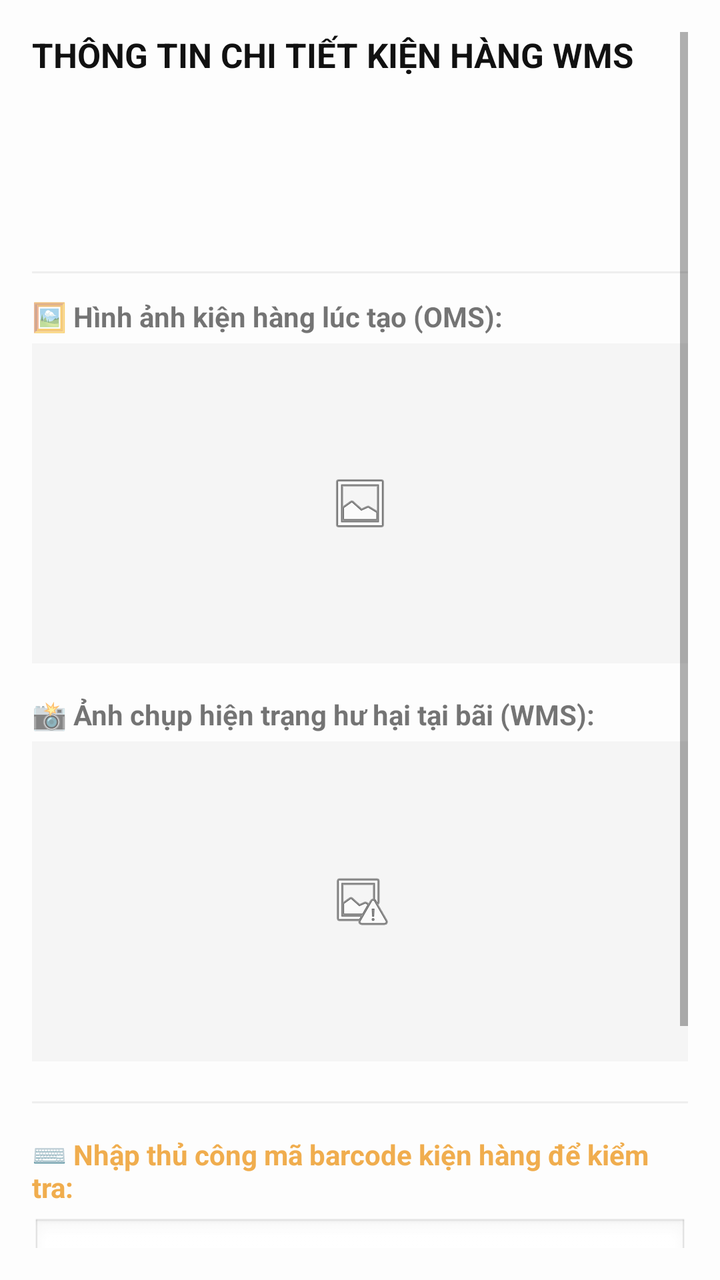
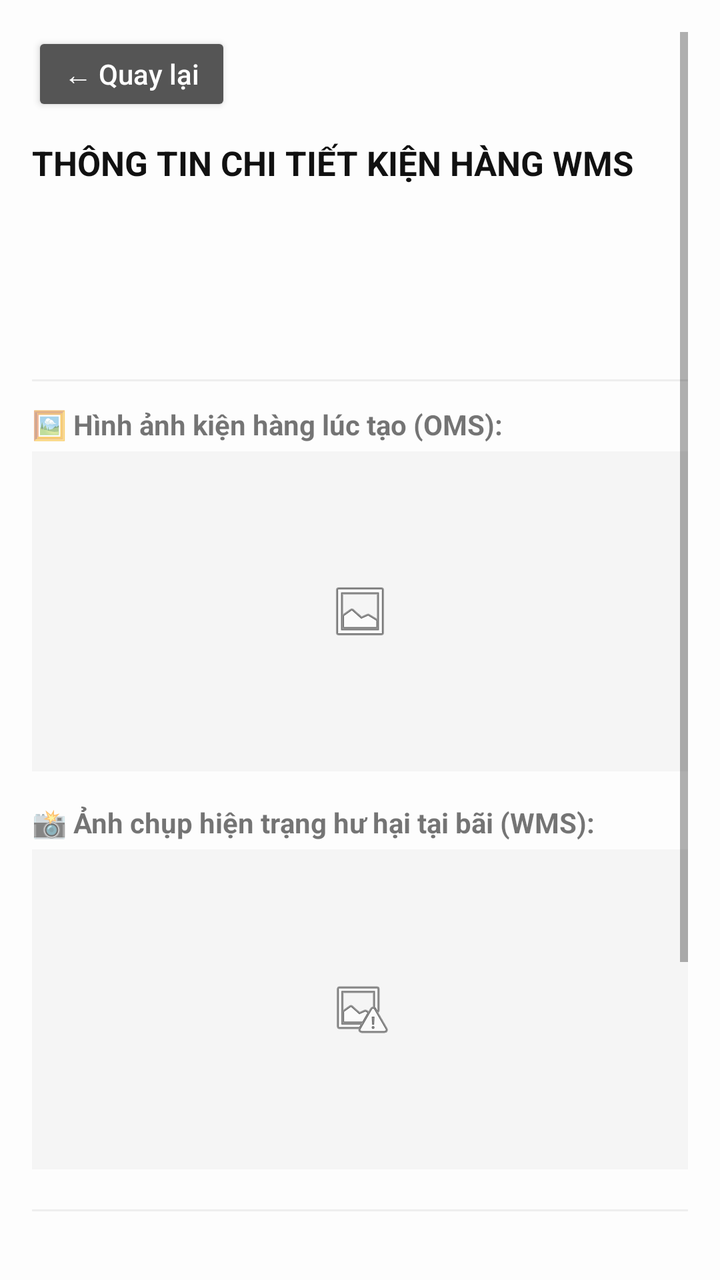

The first picture is an Android layout as it rendered before a commit; the second is the same layout after the commit. The layout source and the unified diff follow.
<!-- AndroidManifest.xml: activity theme Theme.AppCompat.Light.NoActionBar -->
<!-- res/layout/activity_order_detail.xml -->
<?xml version="1.0" encoding="utf-8"?>
<ScrollView xmlns:android="http://schemas.android.com/apk/res/android"
    android:layout_width="match_parent"
    android:layout_height="match_parent"
    android:padding="16dp"
    android:background="#FDFDFD">

    <LinearLayout
        android:layout_width="match_parent"
        android:layout_height="wrap_content"
        android:orientation="vertical">

        <TextView
            android:id="@+id/txtDetailTitle"
            android:layout_width="match_parent"
            android:layout_height="wrap_content"
            android:text="THÔNG TIN CHI TIẾT KIỆN HÀNG WMS"
            android:textSize="17sp"
            android:textStyle="bold"
            android:textColor="#111111"
            android:layout_marginBottom="12dp"/>

        <TextView
            android:id="@+id/txtDetailInfo"
            android:layout_width="match_parent"
            android:layout_height="wrap_content"
            android:textSize="14sp"
            android:textColor="#444444"
            android:lineSpacingExtra="4dp"
            android:layout_marginBottom="8dp"/>

        <TextView
            android:id="@+id/txtDetailLocation"
            android:layout_width="match_parent"
            android:layout_height="wrap_content"
            android:textSize="14sp"
            android:textStyle="bold"
            android:textColor="#0275D8"
            android:layout_marginBottom="4dp"/>

        <TextView
            android:id="@+id/txtDetailCondition"
            android:layout_width="match_parent"
            android:layout_height="wrap_content"
            android:textSize="14sp"
            android:textStyle="bold"
            android:textColor="#D9534F"
            android:layout_marginBottom="16dp"/>

        <View
            android:layout_width="match_parent"
            android:layout_height="1dp"
            android:background="#EEEEEE"
            android:layout_marginBottom="12dp"/>

        <TextView
            android:layout_width="wrap_content"
            android:layout_height="wrap_content"
            android:text="🖼️ Hình ảnh kiện hàng lúc tạo (OMS):"
            android:textStyle="bold"
            android:layout_marginBottom="4dp"/>
        <ImageView
            android:id="@+id/imgProductInitial"
            android:layout_width="match_parent"
            android:layout_height="160dp"
            android:scaleType="centerInside"
            android:background="#F5F5F5"
            android:layout_marginBottom="16dp"
            android:src="@android:drawable/ic_menu_gallery"/>

        <TextView
            android:layout_width="wrap_content"
            android:layout_height="wrap_content"
            android:text="📸 Ảnh chụp hiện trạng hư hại tại bãi (WMS):"
            android:textStyle="bold"
            android:layout_marginBottom="4dp"/>
        <ImageView
            android:id="@+id/imgProductDamage"
            android:layout_width="match_parent"
            android:layout_height="160dp"
            android:scaleType="centerInside"
            android:background="#F5F5F5"
            android:layout_marginBottom="20dp"
            android:src="@android:drawable/ic_menu_report_image"/>

        <View
            android:layout_width="match_parent"
            android:layout_height="1dp"
            android:background="#EEEEEE"
            android:layout_marginBottom="16dp"/>

        <TextView
            android:layout_width="wrap_content"
            android:layout_height="wrap_content"
            android:text="⌨️ Nhập thủ công mã barcode kiện hàng để kiểm tra:"
            android:textStyle="bold"
            android:textColor="#F0AD4E"
            android:layout_marginBottom="6dp"/>

        <EditText
            android:id="@+id/edtBarcodeInput"
            android:layout_width="match_parent"
            android:layout_height="50dp"
            android:hint="Gõ đúng định dạng: PKG-600xx"
            android:inputType="textCapCharacters"
            android:background="@android:drawable/edit_text"
            android:padding="10dp"
            android:layout_marginBottom="16dp"/>

        <Button
            android:id="@+id/btnConfirmScan"
            android:layout_width="match_parent"
            android:layout_height="50dp"
            android:text="XÁC THỰC NHẬP XUẤT KHO"
            android:backgroundTint="#5CB85C"
            android:textColor="#FFFFFF"
            android:textStyle="bold"
            android:layout_marginBottom="8dp"/>

        
        <Button
            android:id="@+id/btnBack"
            android:layout_width="match_parent"
            android:layout_height="50dp"
            android:text="QUAY VỀ DANH SÁCH SƠ ĐỒ"
            android:backgroundTint="#777777"
            android:textColor="#FFFFFF" />
    </LinearLayout>
</ScrollView>
<!-- resources referenced by this layout -->
<resources>

</resources>

<!-- the commit's change to res/layout/activity_order_detail.xml (unified diff, before → after) -->
@@ -9,6 +9,19 @@
         android:layout_width="match_parent"
         android:layout_height="wrap_content"
         android:orientation="vertical">
+
+        
+        <Button
+            android:id="@+id/btnBackTop"
+            android:layout_width="wrap_content"
+            android:layout_height="42dp"
+            android:text="← Quay lại"
+            android:textAllCaps="false"
+            android:backgroundTint="#555555"
+            android:textColor="#FFFFFF"
+            android:paddingLeft="16dp"
+            android:paddingRight="16dp"
+            android:layout_marginBottom="12dp" />
 
         <TextView
             android:id="@+id/txtDetailTitle"
